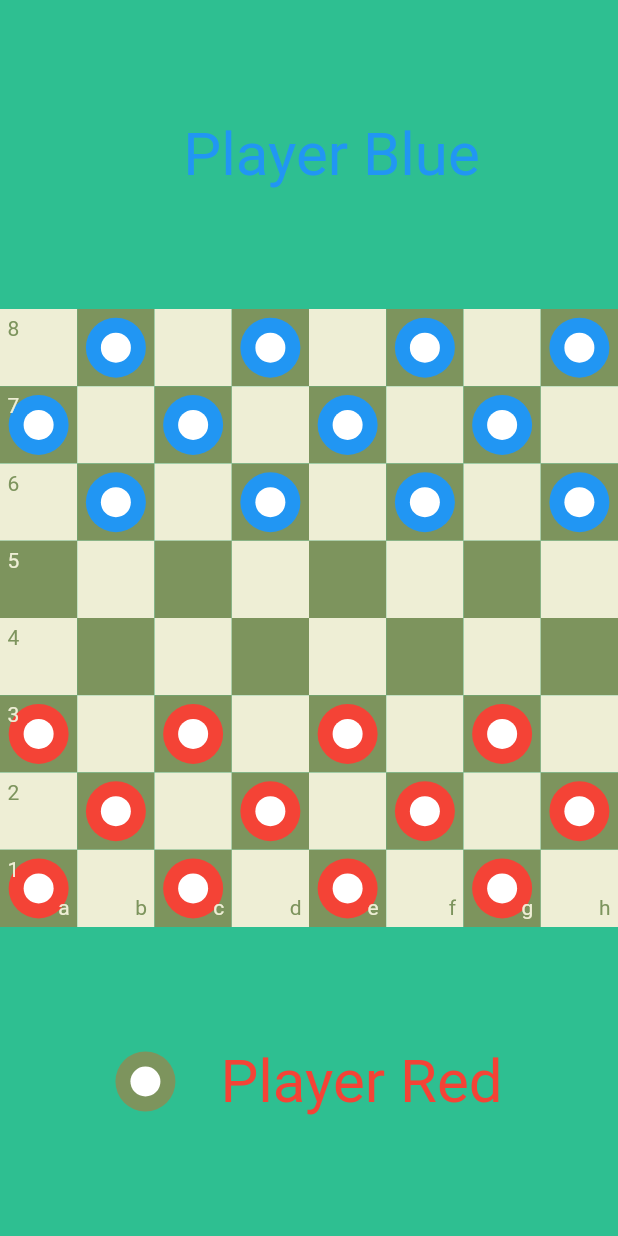
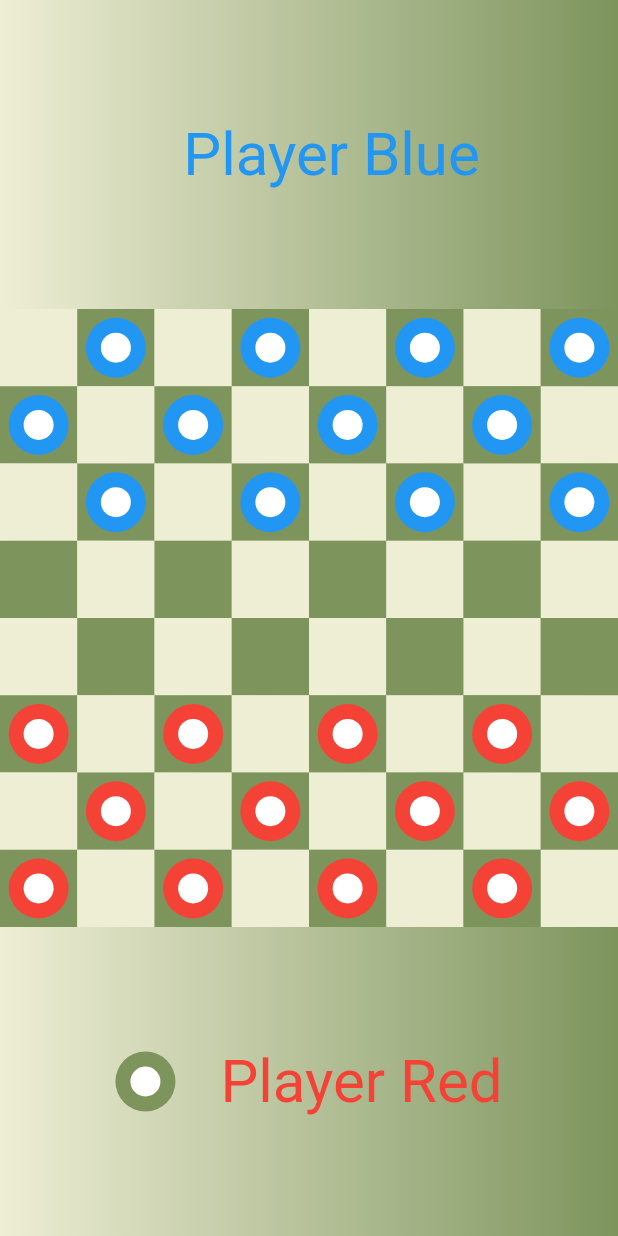
Before and after one commit to tauqeerkhattak/chess_mania, a Flutter app: the screen it shows after launch, on a phone screen of 412 x 824 dp. Run offline on Flutter 3.47's test engine with Material 2 defaults, Android fonts, the light colour scheme and no system bars; our stand-ins replace equatable, flutter_riverpod.

Commit message:
gradient changes

```diff
--- a/lib/ui/common/app_colors.dart
+++ b/lib/ui/common/app_colors.dart
@@ -5,9 +5,7 @@ class AppColors {
   static const whiteTile = Color(0xffEEEED5);
 
   static const gradients = [
-    Color(0xff2ebf91),
-    Color(0xff8360c3),
-    Color(0xffec2F4B),
-    Color(0xffFFF200),
+    blackTile,
+    whiteTile,
   ];
 }
--- a/lib/ui/common/widgets/board_box.dart
+++ b/lib/ui/common/widgets/board_box.dart
@@ -5,7 +5,6 @@ import 'package:chess_mania/ui/pages/board/board_page.dart';
 import 'package:flutter/material.dart';
 import 'package:flutter_riverpod/flutter_riverpod.dart';
 
-import '../../../utils/constants.dart';
 import '../app_colors.dart';
 
 class BoardBox extends ConsumerWidget {
@@ -43,32 +42,6 @@ class BoardBox extends ConsumerWidget {
                 ),
               ),
             ),
-            if (rIndex == 0)
-              Positioned(
-                left: 5,
-                top: 5,
-                child: Text(
-                  '${8 - (cIndex)}',
-                  style: TextStyle(
-                    color: cIndex % 2 == 0
-                        ? AppColors.blackTile
-                        : AppColors.whiteTile,
-                  ),
-                ),
-              ),
-            if (cIndex == 7)
-              Positioned(
-                right: 5,
-                bottom: 5,
-                child: Text(
-                  letters[rIndex],
-                  style: TextStyle(
-                    color: rIndex % 2 == 0
-                        ? AppColors.whiteTile
-                        : AppColors.blackTile,
-                  ),
-                ),
-              ),
           ],
         );
       },
--- a/lib/ui/pages/board/board_page.dart
+++ b/lib/ui/pages/board/board_page.dart
@@ -1,6 +1,3 @@
-import 'dart:async';
-import 'dart:math';
-
 import 'package:chess_mania/models/enums/piece_type.dart';
 import 'package:chess_mania/ui/common/widgets/current_turn_widget.dart';
 import 'package:chess_mania/ui/pages/board/notifier/board_page_notifier.dart';
@@ -18,10 +15,6 @@ final piecesProvider =
   (ref) => BoardPageNotifier(),
 );
 
-final gradientProvider = StateProvider.autoDispose<Color>(
-  (ref) => AppColors.gradients.first,
-);
-
 class BoardPage extends ConsumerStatefulWidget {
   const BoardPage({super.key});
 
@@ -35,12 +28,6 @@ class _BoardPageState extends ConsumerState<BoardPage> {
     super.initState();
     WidgetsBinding.instance.addPostFrameCallback((timeStamp) {
       ref.read(piecesProvider.notifier).addPieces();
-      Timer.periodic(const Duration(seconds: 3), (timer) {
-        final random = Random();
-        final index = random.nextInt(4);
-        print('INDEX: $index');
-        ref.read(gradientProvider.notifier).state = AppColors.gradients[index];
-      });
     });
   }
 
@@ -57,13 +44,18 @@ class _BoardPageState extends ConsumerState<BoardPage> {
   }
 
   Widget _buildBackground() {
-    final change = ref.watch(gradientProvider);
-    print('CHANGED: ${change}');
+    final turn = ref.watch(piecesProvider.notifier).currentTurn;
     return AnimatedContainer(
       duration: const Duration(
         milliseconds: 2000,
       ),
-      color: change,
+      decoration: BoxDecoration(
+        gradient: LinearGradient(
+          colors: turn == PieceType.blue
+              ? AppColors.gradients
+              : AppColors.gradients.reversed.toList(),
+        ),
+      ),
     );
   }
 
```
